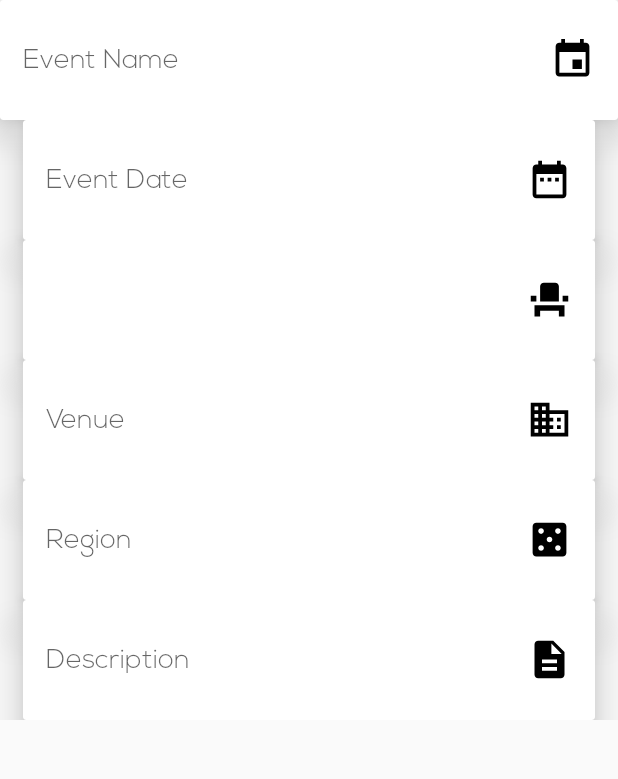
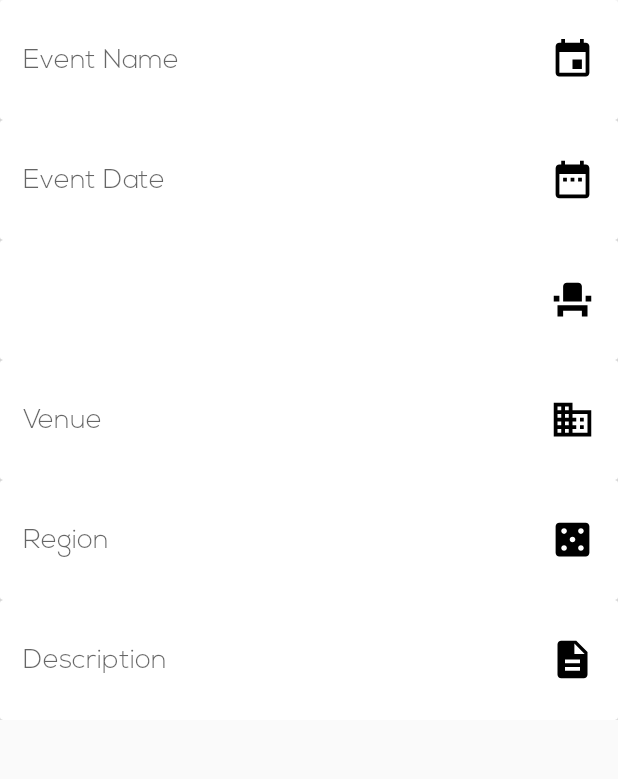
Before and after one commit to mtnEvento/Vento-master, an Android app: the EventDetailActivity screen opened directly, with no data from a screen before it, after a tap on "Share", on a phone screen of 412 x 824 dp, the part 450-1229 px from its top. Run offline under Robolectric (Android 15) with nearby library versions, the phone set to English and light mode, and no system bars; pictures from the network do not load; 7 statements that could not run were skipped.

Commit message:
home screen updated

```diff
--- a/app/src/main/java/com/mtn/evento/activities/EventDetailActivity.java
+++ b/app/src/main/java/com/mtn/evento/activities/EventDetailActivity.java
@@ -1,9 +1,11 @@
 package com.mtn.evento.activities;
 
 import android.content.Intent;
+import android.net.Uri;
 import android.support.v7.app.AppCompatActivity;
 import android.os.Bundle;
 import android.support.v7.widget.Toolbar;
+import android.util.Log;
 import android.view.Menu;
 import android.view.MenuInflater;
 import android.view.MenuItem;
@@ -17,6 +19,8 @@ import com.mtn.evento.data.Constants;
 import com.mtn.evento.data.Event;
 
 import java.io.Serializable;
+
+import static com.mtn.evento.data.Constants.LOGMESSAGE;
 
 public class EventDetailActivity extends AppCompatActivity {
 
@@ -33,7 +37,7 @@ public class EventDetailActivity extends AppCompatActivity {
         this.mIntent =  getIntent() ;
         Bundle ser =  this.mIntent.getBundleExtra(Constants.BUNDLE);
         Serializable serz =   ser.getSerializable(Constants.EVENT);
-        Event event = (Event) serz;
+        event = (Event) serz;
 
         //TODO: change the current url to the event banner url
         Glide.with(this)
@@ -79,10 +83,20 @@ public class EventDetailActivity extends AppCompatActivity {
                 startActivity(new Intent(this,ReservationActivity.class));
                 break;
             case R.id.share:
-//TODO: share post
+
+                Intent intent = new Intent();
+                intent.setAction(Intent.ACTION_SEND);
+                intent.setType("text/plain");
+                intent.putExtra(Intent.EXTRA_TEXT,"Delivery service is just an App away from you!");
+                startActivity(intent);
                 break;
             case R.id.directMe:
-//TODO: pass location to google map for direction
+
+                double longitude = event.getLocation().getLongitude();
+                double latitude = event.getLocation().getLatitude();
+                Uri location = Uri.parse("geo:"+String.valueOf(latitude)+","+String.valueOf(longitude)+"?q="+event.getVenue()+", "+event.getRegion());
+                Intent mapLocation = new Intent(Intent.ACTION_VIEW,location);
+                startActivity(mapLocation);
                 break;
             case android.R.id.home:
                 super.onBackPressed();
--- a/app/src/main/res/layout/activity_event_detail.xml
+++ b/app/src/main/res/layout/activity_event_detail.xml
@@ -59,7 +59,6 @@
                 android:id="@+id/name_card"
                 android:layout_below="@+id/image_card"
                 android:layout_width="match_parent"
-                app:cardElevation="@dimen/margin_standard"
                 android:layout_height="80dp">
 
                 <ImageView
@@ -69,11 +68,10 @@
                     app:srcCompat="@drawable/ic_event_black_24dp"
                     android:layout_gravity="center_vertical|right"
                     android:layout_margin="@dimen/margin_standard"
-
                     />
                 <TextView
                     android:id="@+id/evt_name"
-                    android:layout_width="match_parent"
+                    android:layout_width="wrap_content"
                     android:layout_height="wrap_content"
                     android:layout_gravity="center_vertical"
                     android:text="Event Name"
@@ -87,9 +85,6 @@
                 android:id="@+id/event_date_card"
                 android:layout_below="@+id/name_card"
                 android:layout_width="match_parent"
-                app:cardElevation="@dimen/margin_standard"
-                android:layout_marginLeft="@dimen/margin_standard"
-                android:layout_marginRight="@dimen/margin_standard"
                 android:layout_height="80dp">
 
                 <ImageView
@@ -115,9 +110,6 @@
                 android:id="@+id/available_seat_card"
                 android:layout_below="@+id/event_date_card"
                 android:layout_width="match_parent"
-                app:cardElevation="@dimen/margin_standard"
-                android:layout_marginLeft="@dimen/margin_standard"
-                android:layout_marginRight="@dimen/margin_standard"
                 android:layout_height="80dp">
 
                 <ImageView
@@ -143,9 +135,6 @@
                 android:id="@+id/venue_card"
                 android:layout_below="@+id/available_seat_card"
                 android:layout_width="match_parent"
-                app:cardElevation="@dimen/margin_standard"
-                android:layout_marginLeft="@dimen/margin_standard"
-                android:layout_marginRight="@dimen/margin_standard"
                 android:layout_height="80dp">
 
                 <ImageView
@@ -171,9 +160,6 @@
                 android:id="@+id/region_card"
                 android:layout_below="@+id/venue_card"
                 android:layout_width="match_parent"
-                app:cardElevation="@dimen/margin_standard"
-                android:layout_marginLeft="@dimen/margin_standard"
-                android:layout_marginRight="@dimen/margin_standard"
                 android:layout_height="80dp">
 
                 <ImageView
@@ -199,9 +185,6 @@
                 android:id="@+id/description_card"
                 android:layout_below="@+id/region_card"
                 android:layout_width="match_parent"
-                app:cardElevation="@dimen/margin_standard"
-                android:layout_marginLeft="@dimen/margin_standard"
-                android:layout_marginRight="@dimen/margin_standard"
                 android:layout_height="80dp">
 
                 <ImageView
--- a/app/src/main/res/menu/reserved_event_detail_menu.xml
+++ b/app/src/main/res/menu/reserved_event_detail_menu.xml
@@ -3,14 +3,14 @@
     xmlns:app="http://schemas.android.com/apk/res-auto">
 
     <item
-        android:id="@+id/reserved_share"
+        android:id="@+id/share"
         android:title="@string/share"
         android:icon="@drawable/ic_share_black_24dp"
         app:showAsAction="always"
         />
 
     <item
-        android:id="@+id/reserved_directMe"
+        android:id="@+id/directMe"
         android:title="Direct Me"
         />
 
```
Also changed, not shown: app/src/main/java/com/mtn/evento/activities/ReservedDetailActivity.java (+14 -2 lines).
